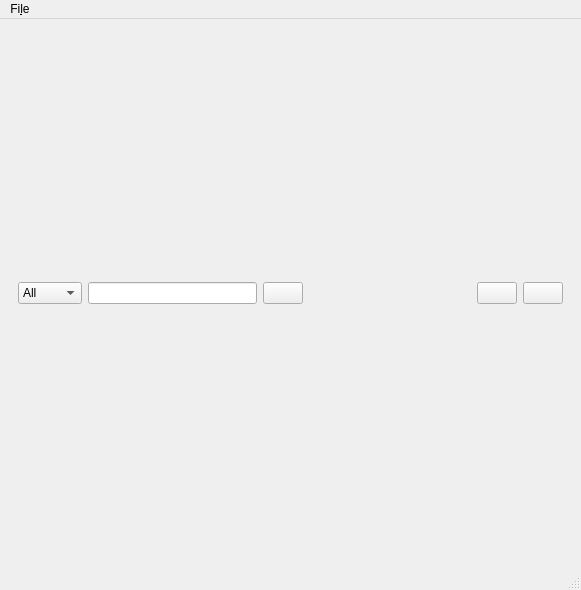
Above: main/WebShutterUI.ui from DarwinSardual/webshutter before the change. Below: the same form after it.
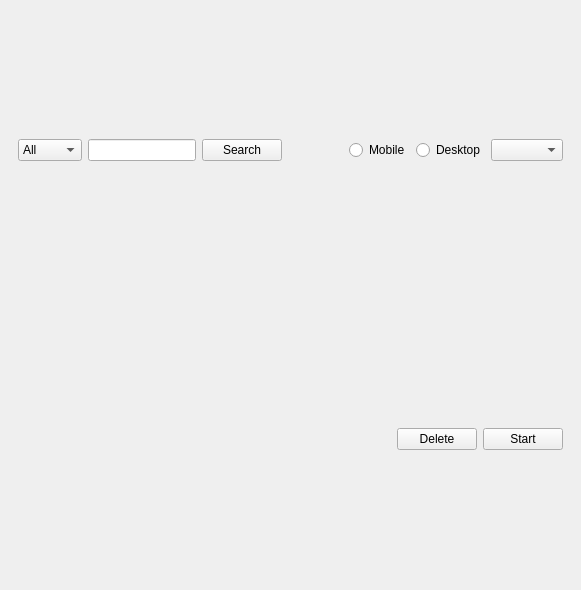
That is the form after the change.

Commit message: remove statusbar, remove menubar, remove unecessary filter elements

The edit to the form file:
```diff
--- a/main/WebShutterUI.ui
+++ b/main/WebShutterUI.ui
@@ -17,32 +17,7 @@
    <layout class="QVBoxLayout" name="verticalLayout">
     <item>
      <widget class="QWidget" name="widget" native="true">
-      <layout class="QGridLayout" name="gridLayout">
-       <item row="0" column="1">
-        <widget class="QLineEdit" name="searchLine"/>
-       </item>
-       <item row="0" column="2">
-        <widget class="QPushButton" name="searchButton"/>
-       </item>
-       <item row="0" column="4">
-        <widget class="QPushButton" name="deleteButton"/>
-       </item>
-       <item row="0" column="3">
-        <spacer name="horizontalSpacer">
-         <property name="orientation">
-          <enum>Qt::Horizontal</enum>
-         </property>
-         <property name="sizeType">
-          <enum>QSizePolicy::Expanding</enum>
-         </property>
-         <property name="sizeHint" stdset="0">
-          <size>
-           <width>40</width>
-           <height>20</height>
-          </size>
-         </property>
-        </spacer>
-       </item>
+      <layout class="QGridLayout" name="gridLayout" rowstretch="0" rowminimumheight="0">
        <item row="0" column="0">
         <widget class="QComboBox" name="filterCombo">
          <item>
@@ -62,10 +37,86 @@
          </item>
         </widget>
        </item>
+       <item row="0" column="1">
+        <widget class="QLineEdit" name="searchLine"/>
+       </item>
+       <item row="0" column="6">
+        <widget class="QComboBox" name="dimensionsCombo"/>
+       </item>
+       <item row="0" column="4">
+        <widget class="QRadioButton" name="mobileRadioButton">
+         <property name="text">
+          <string>Mobile</string>
+         </property>
+        </widget>
+       </item>
        <item row="0" column="5">
+        <widget class="QRadioButton" name="desktopRadioButton">
+         <property name="text">
+          <string>Desktop</string>
+         </property>
+        </widget>
+       </item>
+       <item row="0" column="2">
+        <widget class="QPushButton" name="searchButton">
+         <property name="text">
+          <string>Search</string>
+         </property>
+        </widget>
+       </item>
+       <item row="0" column="3">
+        <spacer name="horizontalSpacer">
+         <property name="orientation">
+          <enum>Qt::Horizontal</enum>
+         </property>
+         <property name="sizeHint" stdset="0">
+          <size>
+           <width>40</width>
+           <height>20</height>
+          </size>
+         </property>
+        </spacer>
+       </item>
+      </layout>
+     </widget>
+    </item>
+    <item>
+     <widget class="QWidget" name="widget_2" native="true">
+      <layout class="QHBoxLayout" name="horizontalLayout">
+       <item>
+        <spacer name="horizontalSpacer_2">
+         <property name="orientation">
+          <enum>Qt::Horizontal</enum>
+         </property>
+         <property name="sizeHint" stdset="0">
+          <size>
+           <width>40</width>
+           <height>20</height>
+          </size>
+         </property>
+        </spacer>
+       </item>
+       <!--<item>
+        <widget class="QPushButton" name="addButton">
+         <property name="text">
+          <string>Add</string>
+         </property>
+        </widget>
+      </item>-->
+       <item>
+        <widget class="QPushButton" name="deleteButton">
+         <property name="text">
+          <string>Delete</string>
+         </property>
+         <property name="shortcut">
+          <string>Ctrl+S</string>
+         </property>
+        </widget>
+       </item>
+       <item>
         <widget class="QPushButton" name="startStopButton">
-         <property name="enabled">
-          <bool>true</bool>
+         <property name="text">
+          <string>Start</string>
          </property>
         </widget>
        </item>
@@ -74,35 +125,6 @@
     </item>
    </layout>
   </widget>
-  <widget class="QMenuBar" name="menubar">
-   <property name="geometry">
-    <rect>
-     <x>0</x>
-     <y>0</y>
-     <width>581</width>
-     <height>31</height>
-    </rect>
-   </property>
-   <widget class="QMenu" name="menuFile">
-    <property name="title">
-     <string>Fi&amp;le</string>
-    </property>
-    <addaction name="preferencesAction"/>
-    <addaction name="exitAction"/>
-   </widget>
-   <addaction name="menuFile"/>
-  </widget>
-  <widget class="QStatusBar" name="statusbar"/>
-  <action name="preferencesAction">
-   <property name="text">
-    <string>&amp;Preferences</string>
-   </property>
-  </action>
-  <action name="exitAction">
-   <property name="text">
-    <string>&amp;Exit</string>
-   </property>
-  </action>
  </widget>
  <resources/>
  <connections/>
```
